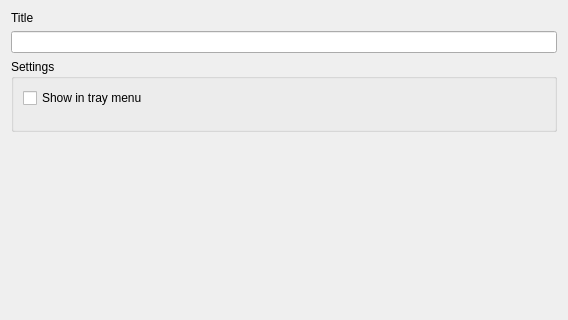
Qt form uic/folderpage.ui (autokey/autokey) before a commit; both pictures show x 0 to 568 and y 0 to 320 of the 568 by 530 pixel window.
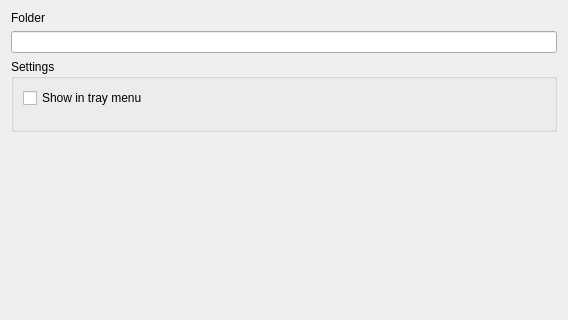
The same form after that commit. Custom widgets are drawn as their Qt base class.

Commit message: [kde] Minor UI tweaks to bring UI into line with GTK version

```diff
--- a/uic/folderpage.ui
+++ b/uic/folderpage.ui
@@ -17,7 +17,7 @@
    <item>
     <widget class="QLabel" name="titleLabel">
      <property name="text">
-      <string>Title</string>
+      <string>Folder</string>
      </property>
     </widget>
    </item>
```
The commit also changes 5 other files.
